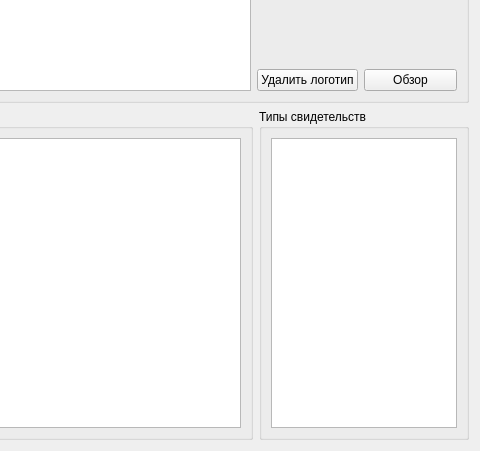
Qt form formved.ui (Sergeyego/el_sert) before a commit; both pictures show x 603 to 1083 and y 239 to 690 of the 1083 by 690 pixel window.
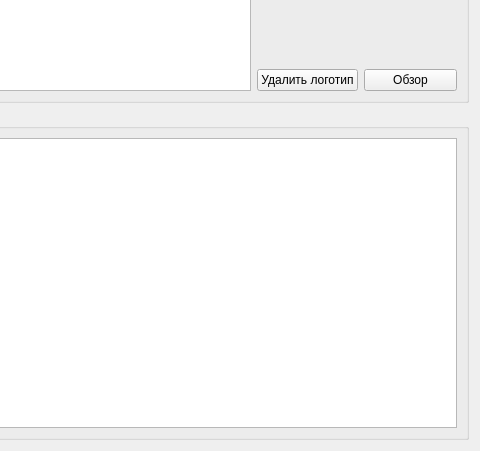
The same form after that commit. Custom widgets are drawn as their Qt base class.

```diff
--- a/formved.ui
+++ b/formved.ui
@@ -92,24 +92,6 @@
        </layout>
       </widget>
      </item>
-     <item>
-      <widget class="QGroupBox" name="groupBox_3">
-       <property name="maximumSize">
-        <size>
-         <width>210</width>
-         <height>16777215</height>
-        </size>
-       </property>
-       <property name="title">
-        <string>Типы свидетельств</string>
-       </property>
-       <layout class="QVBoxLayout" name="verticalLayout_3">
-        <item>
-         <widget class="DbViewer" name="tableViewDocType"/>
-        </item>
-       </layout>
-      </widget>
-     </item>
     </layout>
    </item>
   </layout>
```
